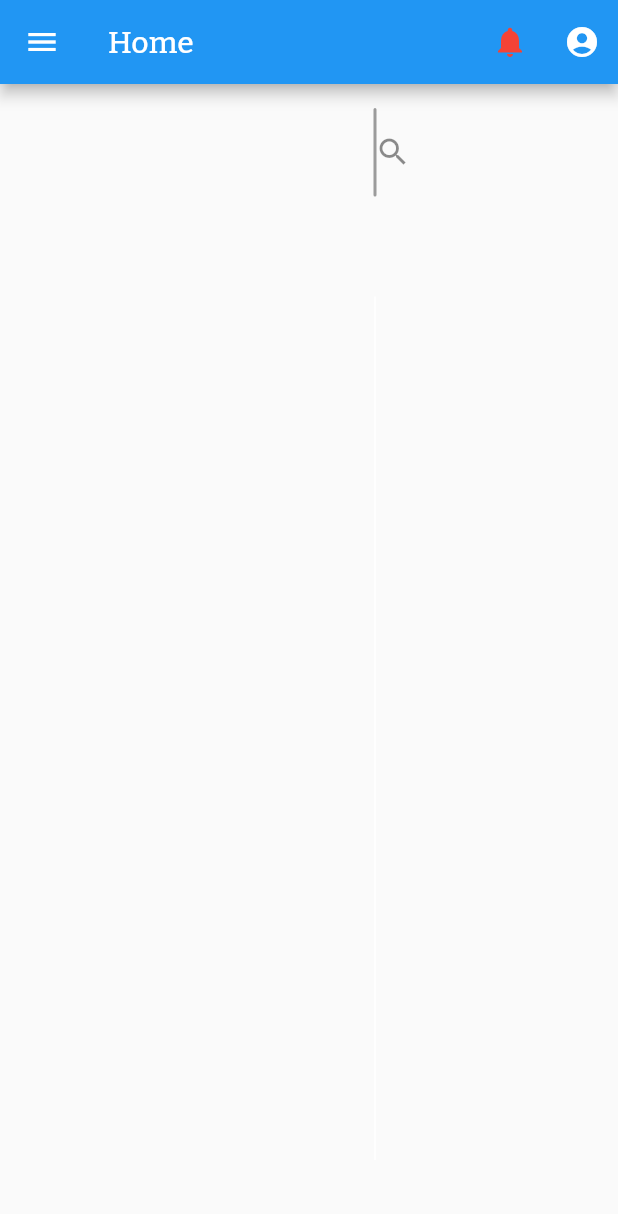
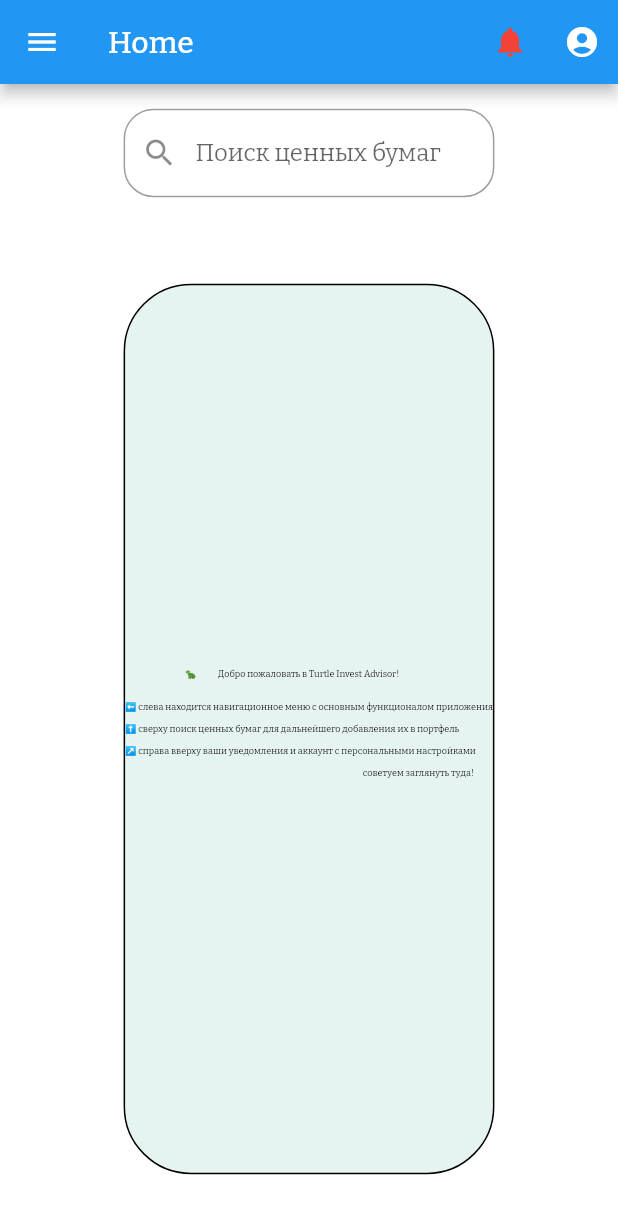
Before and after one commit to BrovkinArtem/webdev, a Flutter app: the screen it shows once a user with an empty profile is signed in, on a phone screen of 412 x 824 dp. Shown: the top 1214 px of the screen. Run offline on Flutter 3.47's test engine with Material 2 defaults, Android fonts, the phone set to English and light mode, and no system bars; our stand-ins replace cloud_firestore, firebase_auth, firebase_core, firebase_database, responsive_builder; accounts and stored records are empty.

Commit message:
обнова

```diff
--- a/lib/pages/Home2.dart
+++ b/lib/pages/Home2.dart
@@ -93,12 +93,8 @@ bool isBedtimeOutlined = true;
   ),
   itemBuilder: (context) => [
     PopupMenuItem(
-      child: Text('Уведомление 1'),
+      child: Text('Привет! здесь уведомления :)'),
       value: 1,
-    ),
-    PopupMenuItem(
-      child: Text('Уведомление 2'),
-      value: 2,
     ),
     // Добавьте другие элементы меню с уведомлениями
   ],
@@ -186,6 +182,14 @@ bool isBedtimeOutlined = true;
       icon: Icon(Icons.info),
     ),
     IconButton(
+      onPressed: () async {
+        Navigator.push(
+    context,
+    MaterialPageRoute(builder: (context) => Home2()));
+      },
+      icon: Icon(Icons.home),
+    ),
+    IconButton(
       padding: const EdgeInsets.symmetric(vertical: 32.0),
       icon: Icon(isBedtimeOutlined
           ? Icons.bedtime_outlined
@@ -208,13 +212,18 @@ bool isBedtimeOutlined = true;
     ),
   ),
 
-  body: Stack(
+  body: Container(
+      color: Colors.white, // Голубой цвет фона для всего экрана
+      child: Stack(
   children: [
     Column(
       crossAxisAlignment: CrossAxisAlignment.stretch,
       children: [
         Padding(
-          padding: const EdgeInsets.symmetric(horizontal: 250.0, vertical: 16.0),
+          padding: EdgeInsets.symmetric(
+            horizontal: MediaQuery.of(context).size.width * 0.2,
+            vertical: MediaQuery.of(context).size.height * 0.02,
+          ),
           child: TextField(
             controller: _searchController,
             onChanged: (query) {
@@ -237,20 +246,26 @@ bool isBedtimeOutlined = true;
         ),
         Expanded(
           child: Container(
-            margin: const EdgeInsets.symmetric(horizontal: 250.0, vertical: 50.0),
+            margin: EdgeInsets.symmetric(
+              horizontal: MediaQuery.of(context).size.width * 0.2,
+              vertical: MediaQuery.of(context).size.height * 0.05,
+            ),
             decoration: BoxDecoration(
               borderRadius: BorderRadius.circular(45),
-              color: Colors.white,
+              color: Color(0xFFE6F4F1), // Светло-голубой цвет фона
               border: Border.all(color: Colors.black, width: 1),
             ),
             child: Column(
               mainAxisAlignment: MainAxisAlignment.spaceEvenly,
               children: [
-                Text(
+                Flexible(
+                  child: FittedBox(
+                    fit: BoxFit.fitWidth,
+                    child: Text(
                       '''                                 🐢            Добро пожаловать в Turtle Invest Advisor!
 
 
-⬅ слева находится навигационное меня с основным функционалом приложения
+⬅ слева находится навигационное меню с основным функционалом приложения
 
 ⬆ сверху поиск ценных бумаг для дальнейшего добавления их в портфель
 
@@ -258,7 +273,9 @@ bool isBedtimeOutlined = true;
 
                                                                                                                                    советуем заглянуть туда!
                   ''',
-                  style: TextStyle(fontSize: 24),
+                      style: TextStyle(fontSize: 24, color: Colors.black), // Чёрный цвет текста
+                    ),
+                  ),
                 ),
               ],
             ),
@@ -268,26 +285,14 @@ bool isBedtimeOutlined = true;
     ),
     if (_securities.isNotEmpty)
       Positioned(
-              top: 70,
-              left: 250,
-              right: 250,
-              bottom: 650,
-        child: GestureDetector(
-          onTap: () {
-            setState(() {
-              _selectedSecurity = _securities[0];
-            });
-          },
+        top: MediaQuery.of(context).size.height * 0.077, // Отступ сверху
+        left: MediaQuery.of(context).size.width * 0.2, // Отступ слева
+        right: MediaQuery.of(context).size.width * 0.2, // Отступ справа
+        bottom: MediaQuery.of(context).size.height * 0.65, // Отступ снизу
         child: Container(
+          width: MediaQuery.of(context).size.width * 3 / 4,
+          decoration: BoxDecoration(
             color: Colors.white,
-            child: Align(
-              alignment: Alignment.topCenter,
-              child: Padding(
-                padding: const EdgeInsets.only(top: 0.0),
-                child: SizedBox(
-                  width: MediaQuery.of(context).size.width * 3 / 4,
-                  child: Container(
-                    decoration: BoxDecoration(
             border: Border.all(
               color: Colors.grey,
               width: 1,
@@ -314,18 +319,14 @@ bool isBedtimeOutlined = true;
   },
   child: ListTile(
     title: Text(security),
-                          ),
+                    )
                   );
-                      },
-                    ),
-                  ),
-                ),
-              ),
-            ),
-          ),
-        ),
-      ),
-  ],
-),);
+                }
+              )
+            )
+          )
+        ]
+      )
+    ));
   }
 }
```
Also changed, not shown: lib/pages/Account.dart (+28 -36 lines), lib/pages/Analytics.dart (+34 -40 lines), lib/pages/Portfolio.dart (+109 -82 lines), lib/pages/Securities.dart (+33 -28 lines), lib/pages/Strategy.dart (+23 -34 lines). Lines whose indentation alone changed are shown as unchanged.
